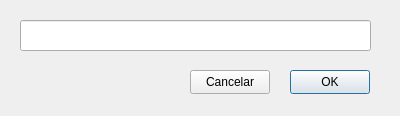
Qt form gui/view/NewExpressionDialog.ui (joaovicentesouto/INE5421) before a commit.
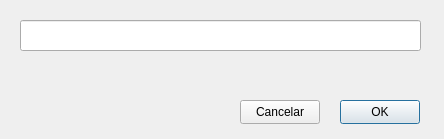
The same form after that commit.

```diff
--- a/gui/view/NewExpressionDialog.ui
+++ b/gui/view/NewExpressionDialog.ui
@@ -6,8 +6,8 @@
    <rect>
     <x>0</x>
     <y>0</y>
-    <width>400</width>
-    <height>116</height>
+    <width>444</width>
+    <height>139</height>
    </rect>
   </property>
   <property name="windowTitle">
@@ -18,7 +18,7 @@
     <rect>
      <x>20</x>
      <y>20</y>
-     <width>351</width>
+     <width>401</width>
      <height>31</height>
     </rect>
    </property>
@@ -26,8 +26,8 @@
   <widget class="QPushButton" name="m_ok_btn">
    <property name="geometry">
     <rect>
-     <x>290</x>
-     <y>70</y>
+     <x>340</x>
+     <y>100</y>
      <width>80</width>
      <height>24</height>
     </rect>
@@ -39,8 +39,8 @@
   <widget class="QPushButton" name="m_cancel_btn">
    <property name="geometry">
     <rect>
-     <x>190</x>
-     <y>70</y>
+     <x>240</x>
+     <y>100</y>
      <width>80</width>
      <height>24</height>
     </rect>
@@ -54,8 +54,8 @@
     <rect>
      <x>20</x>
      <y>70</y>
-     <width>151</width>
-     <height>16</height>
+     <width>401</width>
+     <height>20</height>
     </rect>
    </property>
    <property name="text">
```
